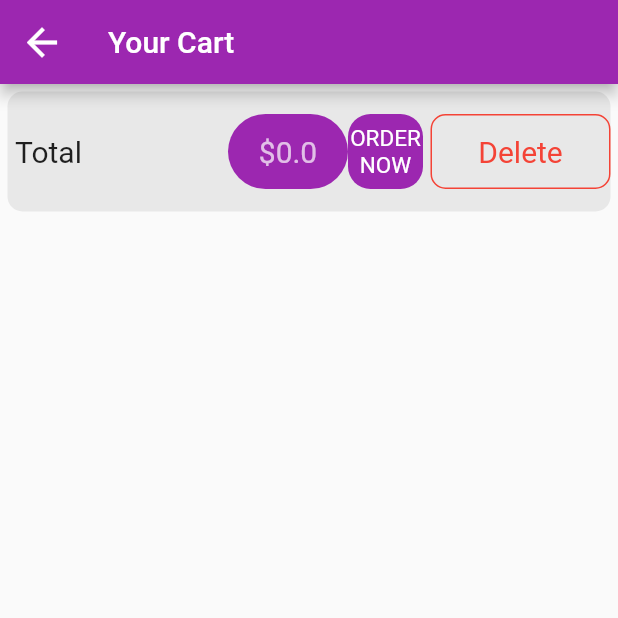
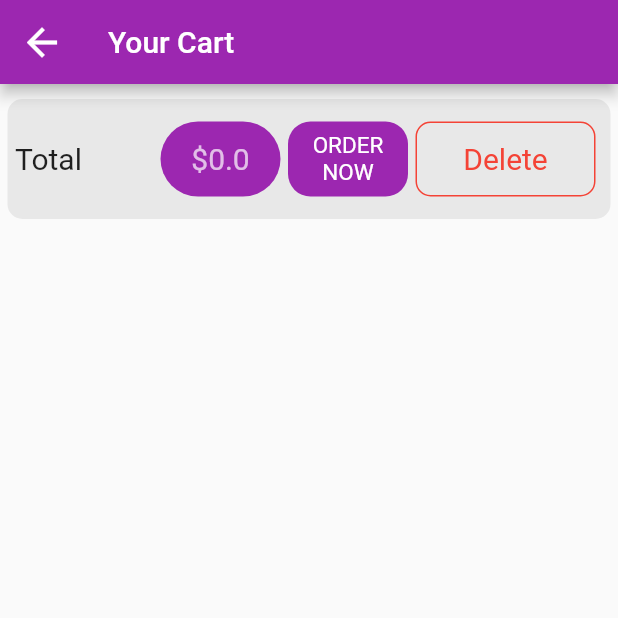
Before and after one commit to kienkaka150499/lesson5_homework, a Flutter app: the CartScreen screen opened directly, on a phone screen of 412 x 824 dp, the top half of it. Run offline on Flutter 3.47's test engine with Material 2 defaults, Android fonts, the phone set to English and light mode, and no system bars; our stand-ins replace badges.

Commit message:
update cart_screen

```diff
--- a/lib/views/cart_screen.dart
+++ b/lib/views/cart_screen.dart
@@ -22,15 +22,38 @@ class _CartScreenState extends State<CartScreen> {
     super.initState();
   }
 
-  Widget _buildListItem() {
-    return SingleChildScrollView(
-      child: Container(
+  Widget _buildListView() {
+    var _appBarHeight = AppBar().preferredSize.height;
+
+    var _containerResultHeight = 95;
+
+    var _listViewHeight = MediaQuery
+        .of(context)
+        .size
+        .height - (MediaQuery
+        .of(context)
+        .padding
+        .top + _appBarHeight + _containerResultHeight);
+
+
+    return Container(
       padding: const EdgeInsets.only(top: 15),
       width: _width,
-        height: _height - 170,
+      height: _listViewHeight,
       child: ListView.separated(
           physics: const BouncingScrollPhysics(),
           itemBuilder: (context, index) {
+            return _buildListItem(index);
+          },
+          separatorBuilder: (BuildContext context, index) => const Divider(),
+          itemCount: context
+              .read<CartItem>()
+              .productList
+              .length),
+    );
+  }
+
+  Widget _buildListItem(int index) {
     return Container(
       width: _width - 70,
       height: 80,
@@ -62,7 +85,9 @@ class _CartScreenState extends State<CartScreen> {
             ),
             child: Center(
               child: Text(
-                          '\$${context.read<CartItem>().productList[index].price.toStringAsFixed(1)}',
+                '\$${context
+                    .read<CartItem>()
+                    .productList[index].price.toStringAsFixed(1)}',
                 style: const TextStyle(
                   color: Colors.white70,
                   fontSize: 15,
@@ -80,13 +105,17 @@ class _CartScreenState extends State<CartScreen> {
                 crossAxisAlignment: CrossAxisAlignment.start,
                 children: [
                   Text(
-                              context.read<CartItem>().productList[index].name,
+                    context
+                        .read<CartItem>()
+                        .productList[index].name,
                     style: const TextStyle(
                       fontSize: 20,
                     ),
                   ),
                   Text(
-                              'Total: \$${(context.read<CartItem>().productList[index].totalPrice).toStringAsFixed(1)}',
+                    'Total: \$${(context
+                        .read<CartItem>()
+                        .productList[index].totalPrice).toStringAsFixed(1)}',
                     style: const TextStyle(
                       fontSize: 15,
                       color: Colors.grey,
@@ -125,7 +154,9 @@ class _CartScreenState extends State<CartScreen> {
           ),
           Expanded(
             child: Text(
-                        '${context.read<CartItem>().productList[index].inCart}x',
+              '${context
+                  .read<CartItem>()
+                  .productList[index].inCart}x',
               style: const TextStyle(fontSize: 25),
               textAlign: TextAlign.center,
             ),
@@ -150,17 +181,24 @@ class _CartScreenState extends State<CartScreen> {
         ],
       ),
     );
-            },
-            separatorBuilder: (BuildContext context, index) => const Divider(),
-            itemCount: context.read<CartItem>().productList.length),
-      ),
-    );
   }
+
+  Widget? _containerResult;
 
   @override
   Widget build(BuildContext context) {
-    _width = MediaQuery.of(context).size.width;
-    _height = MediaQuery.of(context).size.height;
+    _width = MediaQuery
+        .of(context)
+        .size
+        .width;
+    _height = MediaQuery
+        .of(context)
+        .size
+        .height;
+
+    _containerResult = _buildContainerResult();
+
+
     // TODO: implement build
     return Scaffold(
       appBar: AppBar(
@@ -176,14 +214,20 @@ class _CartScreenState extends State<CartScreen> {
         title: const Text('Your Cart'),
         backgroundColor: Colors.purple,
       ),
-      body: SafeArea(
-        child: Container(
+      body: _containerResult,
+    );
+  }
+
+  _buildContainerResult() {
+    return Container(
       padding: const EdgeInsets.all(5),
       child: Column(
         children: [
           Container(
             width: _width,
             height: 80,
+            padding: const EdgeInsets.fromLTRB(0, 15, 10, 15),
+            margin: const EdgeInsets.only(top: 5),
             decoration: BoxDecoration(
               borderRadius: BorderRadius.circular(10),
               color: Colors.grey.withOpacity(0.2),
@@ -200,8 +244,8 @@ class _CartScreenState extends State<CartScreen> {
                   ),
                 ),
                 Container(
+                  margin: const EdgeInsets.only(right: 5),
                   width: 80,
-                      height: 50,
                   decoration: BoxDecoration(
                     borderRadius: BorderRadius.circular(25),
                     color: Colors.purple,
@@ -222,8 +266,7 @@ class _CartScreenState extends State<CartScreen> {
                 ),
                 Container(
                   margin: const EdgeInsets.only(right: 5),
-                      width: 50,
-                      height: 50,
+                  width: 80,
                   decoration: BoxDecoration(
                     borderRadius: BorderRadius.circular(15),
                     color: Colors.purple,
@@ -246,16 +289,24 @@ class _CartScreenState extends State<CartScreen> {
                     if (isDeleteTap) {
                       for (var index = 0;
                       index <
-                                  context.read<CartItem>().productList.length;
+                          context
+                              .read<CartItem>()
+                              .productList
+                              .length;
                       index++) {
                         deleteChecked.add(false);
                       }
                     } else {
                       productBeforeDelete.clear();
                       productBeforeDelete.addAll(
-                              (context.read<CartItem>().productList),);
+                        (context
+                            .read<CartItem>()
+                            .productList),);
                       for (var index =
-                                  context.read<CartItem>().productList.length -
+                          context
+                              .read<CartItem>()
+                              .productList
+                              .length -
                               1;
                       index >= 0;
                       index--) {
@@ -281,8 +332,14 @@ class _CartScreenState extends State<CartScreen> {
                               Expanded(
                                 child: ElevatedButton(
                                   onPressed: () {
-                                        context.read<CartItem>().productList.clear();
-                                        context.read<CartItem>().productList.addAll(
+                                    context
+                                        .read<CartItem>()
+                                        .productList
+                                        .clear();
+                                    context
+                                        .read<CartItem>()
+                                        .productList
+                                        .addAll(
                                         productBeforeDelete);
                                     setState(() {});
                                   },
@@ -310,7 +367,6 @@ class _CartScreenState extends State<CartScreen> {
                         border: Border.all(color: Colors.red),
                         borderRadius: BorderRadius.circular(10)),
                     width: 120,
-                        height: 50,
                     child: Center(
                       child: Text(
                         isDeleteTap ? 'Delete selected' : 'Delete',
@@ -326,11 +382,11 @@ class _CartScreenState extends State<CartScreen> {
               ],
             ),
           ),
-              _buildListItem(),
+          _buildListView(),
         ],
-          ),
-        ),
       ),
     );
   }
+
+
 }
```
Lines whose indentation alone changed are shown as unchanged.
